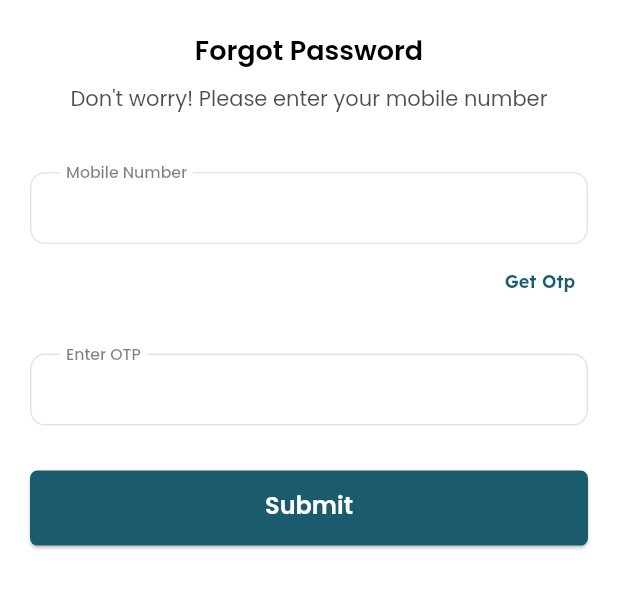
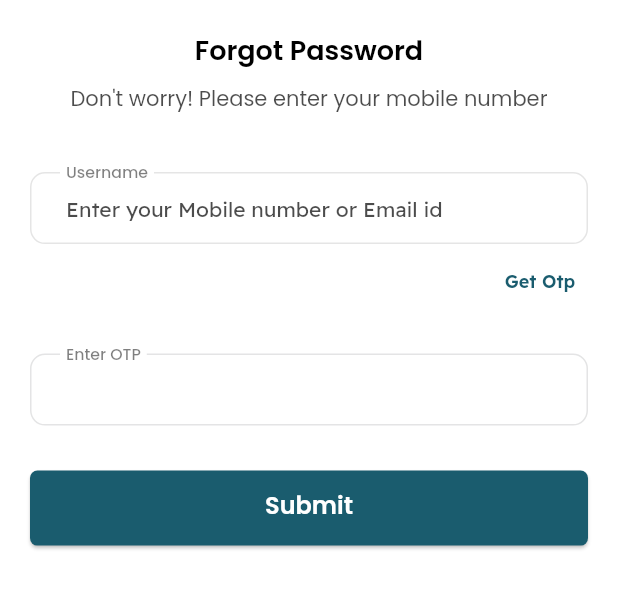
Before and after one commit to SatyaMirthipati/photographers_book, a Flutter app: the screen it shows after launch, after a tap on "Forgot Password?", on a phone screen of 412 x 824 dp, the part 333-942 px from its top. Run offline on Flutter 3.47's test engine with Material 3 defaults, Android fonts, the phone set to English and light mode, and no system bars; our stand-ins replace cached_network_image, dio, expandable_page_view, fluro, image_picker, lottie and 4 more; missing offline and left inert: flutter_portal, syncfusion_flutter_pdfviewer; accounts and stored records are empty; network calls fail.

Commit message:
Changes mobile_screen.dart

```diff
--- a/lib/resources/theme.dart
+++ b/lib/resources/theme.dart
@@ -221,7 +221,10 @@ class AppTheme {
           vertical: 15,
         ),
         filled: false,
-        hintStyle: bodySmall.copyWith(color: Colors.black.withOpacity(0.7)),
+        hintStyle: bodySmall.copyWith(
+          color: Colors.black.withOpacity(0.7),
+          fontSize: 14,
+        ),
         labelStyle: titleSmall.copyWith(
           color: Colors.black.withOpacity(0.5),
           fontSize: 14,
--- a/lib/ui/screens/auth/mobile_screen.dart
+++ b/lib/ui/screens/auth/mobile_screen.dart
@@ -65,7 +65,8 @@ class _MobileScreenState extends State<MobileScreen> {
               LengthLimitingTextInputFormatter(10),
             ],
             decoration: const InputDecoration(
-              labelText: 'Mobile Number',
+              labelText: 'Username',
+              hintText: 'Enter your Mobile number or Email id',
             ),
             validator: (text) {
               if (text?.trim().isEmpty ?? true) {
```
